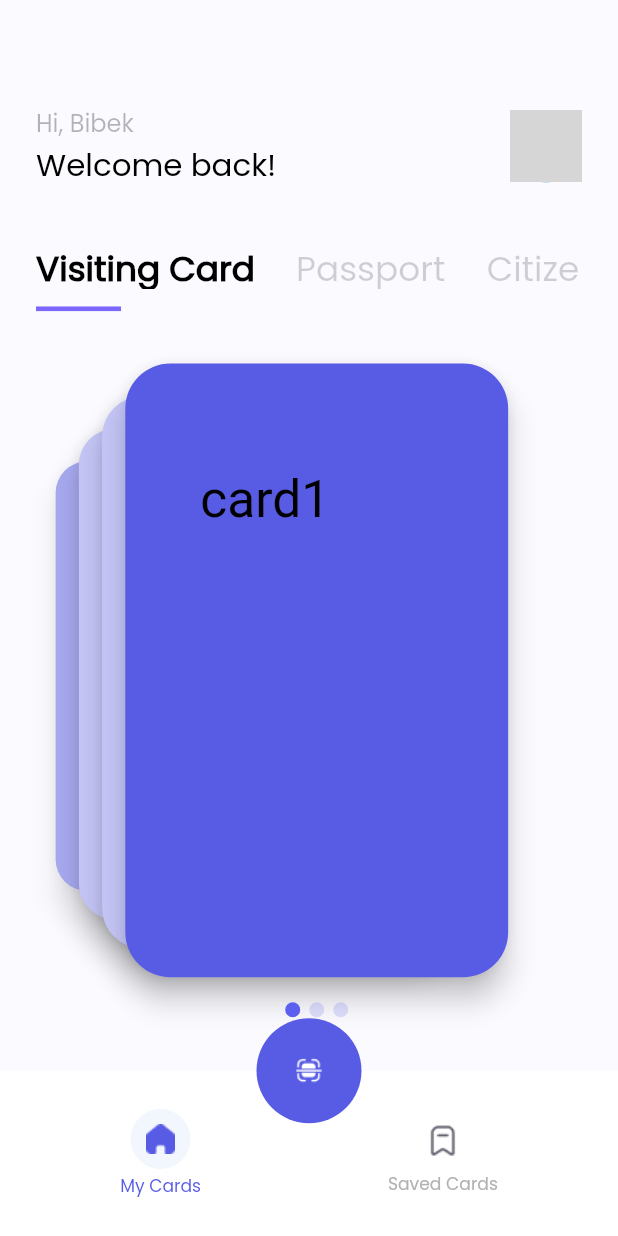
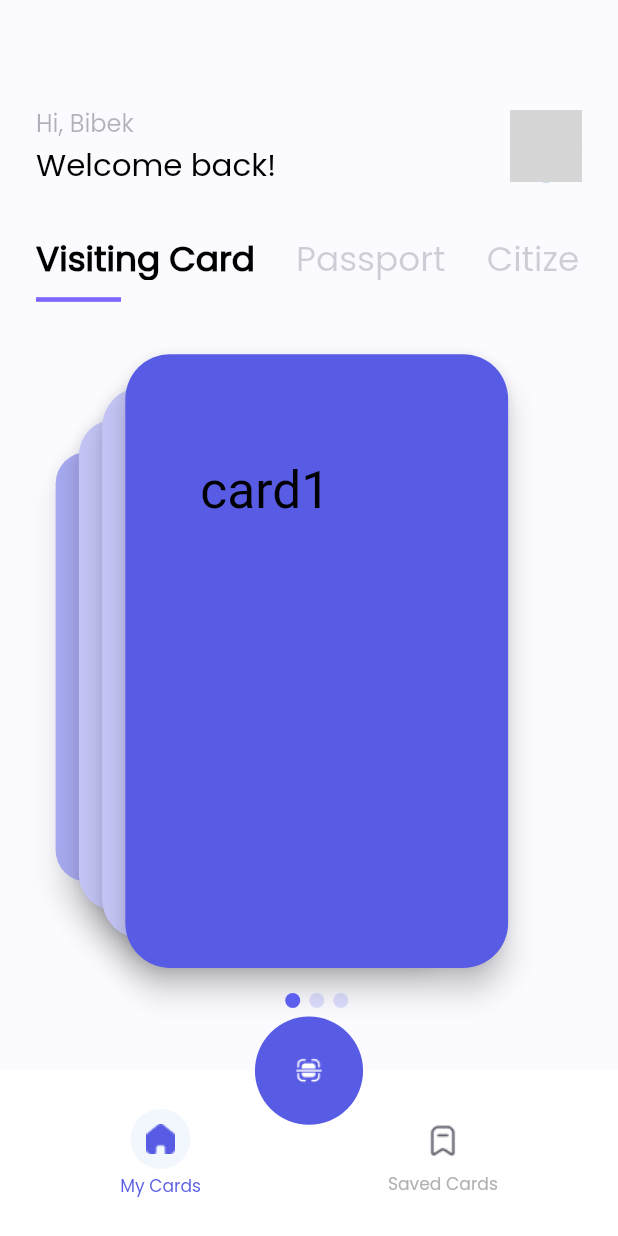
Before and after one commit to ziggy010/ezy_share_after_design, a Flutter app: the screen it shows after launch, on a phone screen of 412 x 824 dp. Run offline on Flutter 3.47's test engine with Material 2 defaults, Android fonts, the phone set to English and light mode, and no system bars; our stand-ins replace flutter_screenutil, flutter_swiper, lottie, permission_handler, smooth_page_indicator; missing offline and left inert: document_scanner, indexed, qr_code_scanner; network calls fail; grey boxes are pictures that could not be loaded.

Commit message:
friday_commit

```diff
--- a/lib/screens/homepage.dart
+++ b/lib/screens/homepage.dart
@@ -189,7 +189,7 @@ class _HomepageState extends State<Homepage>
                   ],
                 ),
                 SizedBox(
-                  height: 36.h,
+                  height: 30.h,
                 ),
                 Container(
                   constraints: BoxConstraints(
@@ -325,8 +325,8 @@ class _HomepageState extends State<Homepage>
                         ),
                       ),
                       Positioned(
-                        left: 67,
-                        bottom: 20,
+                        left: 67.w,
+                        bottom: 20.h,
                         child: AnimatedOpacity(
                           duration: const Duration(milliseconds: 700),
                           opacity: currentOpacity,
@@ -336,7 +336,7 @@ class _HomepageState extends State<Homepage>
                             width: 187.w,
                             decoration: BoxDecoration(
                               color: Colors.white,
-                              borderRadius: BorderRadius.circular(12),
+                              borderRadius: BorderRadius.circular(12.r),
                             ),
                             child: Column(children: [
                               GestureDetector(
@@ -376,7 +376,7 @@ class _HomepageState extends State<Homepage>
         ),
       ),
       floatingActionButton: CircleAvatar(
-        radius: 35,
+        radius: 35.r,
         backgroundColor: kNavbarColor,
         child: Stack(
           children: [
```
